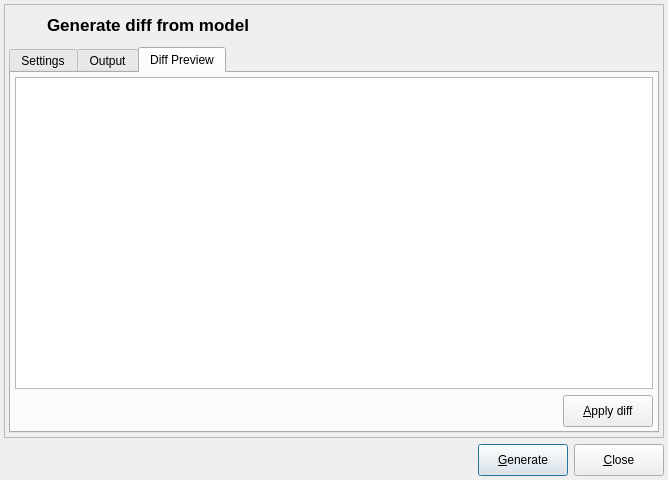
Above: libpgmodeler_ui/ui/modeldatabasediffform.ui from pgmodeler/pgmodeler before the change. Below: the same form after it.
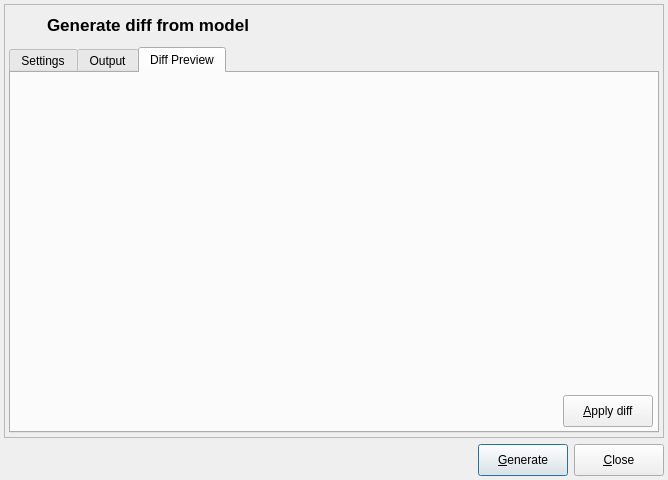
That is the form after the change. The open tabs and pages were chosen to show the change. Icons and pictures are not drawn.

The edit to the form file:
```diff
--- a/libpgmodeler_ui/ui/modeldatabasediffform.ui
+++ b/libpgmodeler_ui/ui/modeldatabasediffform.ui
@@ -1684,6 +1684,16 @@
           <property name="bottomMargin">
            <number>4</number>
           </property>
+          <item row="0" column="0" colspan="2">
+           <widget class="QWidget" name="sqlcode_wgt" native="true">
+            <property name="sizePolicy">
+             <sizepolicy hsizetype="Expanding" vsizetype="Expanding">
+              <horstretch>0</horstretch>
+              <verstretch>0</verstretch>
+             </sizepolicy>
+            </property>
+           </widget>
+          </item>
           <item row="1" column="1">
            <widget class="QPushButton" name="apply_on_server_btn">
             <property name="sizePolicy">
@@ -1722,18 +1732,6 @@
             </property>
            </widget>
           </item>
-          <item row="0" column="0" colspan="2">
-           <widget class="QPlainTextEdit" name="sqlcode_txt">
-            <property name="font">
-             <font>
-              <family>DejaVu Sans Mono</family>
-             </font>
-            </property>
-            <property name="readOnly">
-             <bool>true</bool>
-            </property>
-           </widget>
-          </item>
          </layout>
         </widget>
        </widget>
```
